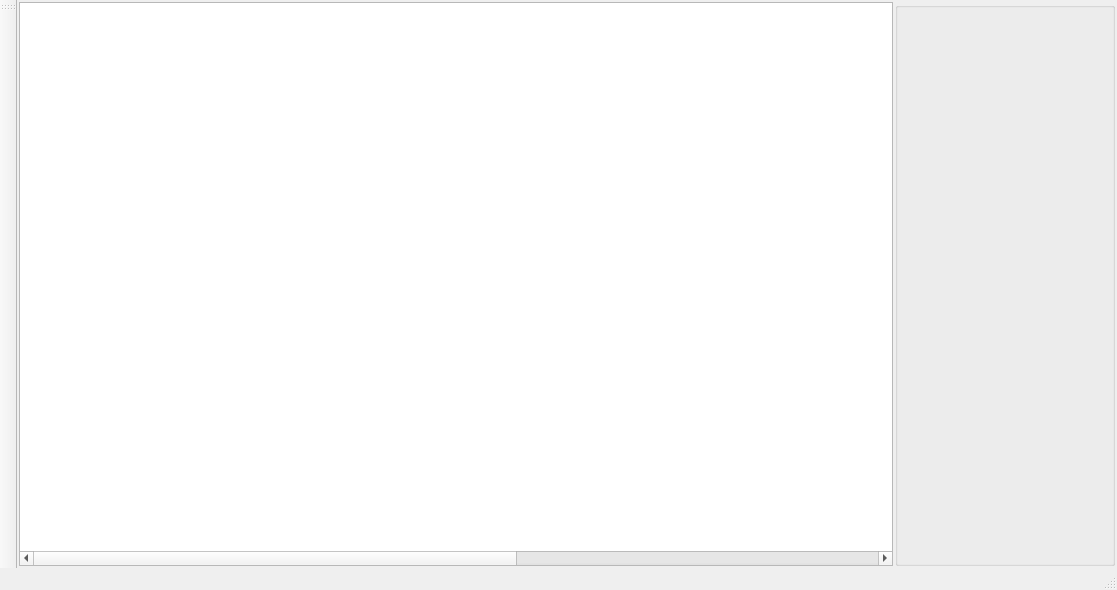
This is ui/wnd_server.ui in decenfrontier/PyNetAuth as Qt 5 draws it before an edit. The edited form follows.
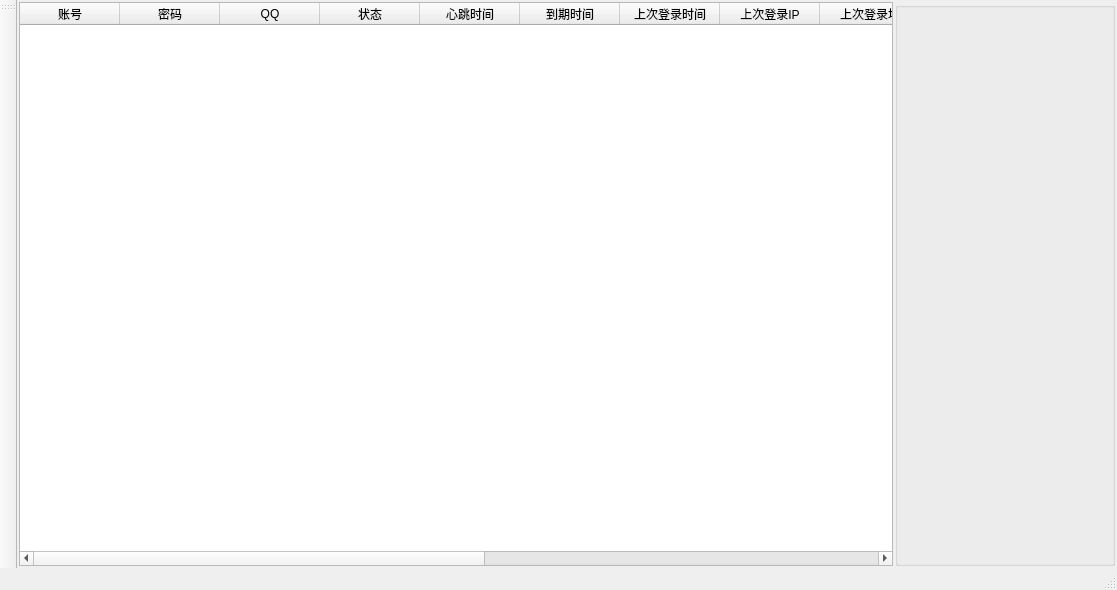
This is the edited form. The open tabs and pages were chosen to show the change.

```diff
--- a/ui/wnd_server.ui
+++ b/ui/wnd_server.ui
@@ -181,7 +181,7 @@
              <number>0</number>
             </property>
             <attribute name="horizontalHeaderVisible">
-             <bool>false</bool>
+             <bool>true</bool>
             </attribute>
             <attribute name="horizontalHeaderStretchLastSection">
              <bool>true</bool>
@@ -260,6 +260,11 @@
               <string>注册时间</string>
              </property>
             </column>
+            <column>
+             <property name="text">
+              <string>操作系统</string>
+             </property>
+            </column>
             <column>
              <property name="text">
               <string>备注</string>
```
Left out of the diff: 2 changed lines with no effect on the pictures.
